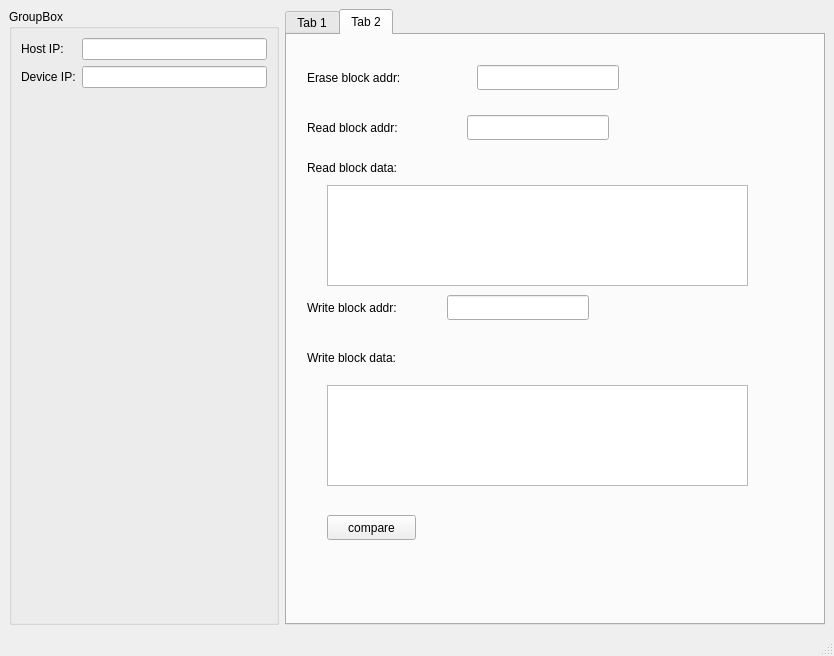
kdurant/update_app, file mainwindow.ui: the form before one commit.
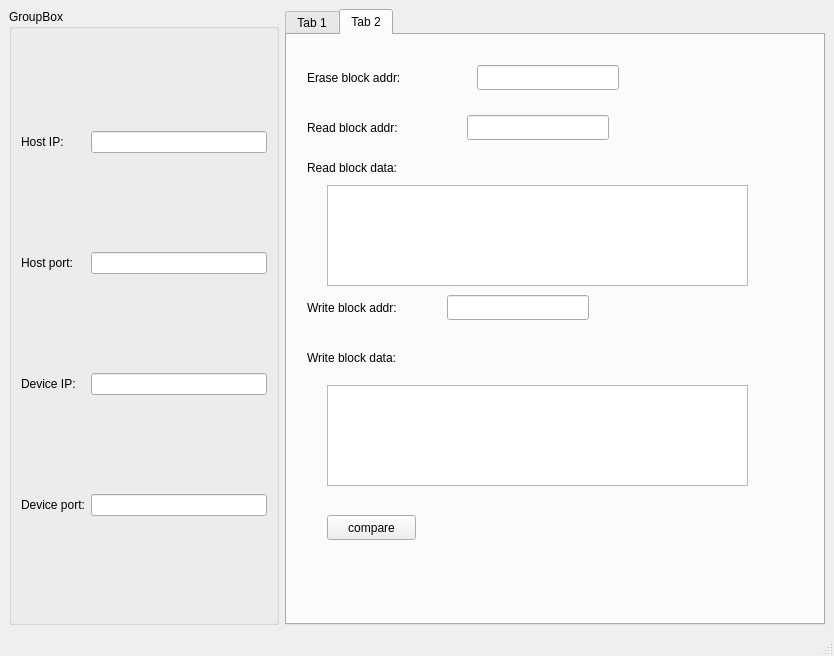
The form after the commit.

```diff
--- a/mainwindow.ui
+++ b/mainwindow.ui
@@ -21,6 +21,13 @@
        <string>GroupBox</string>
       </property>
       <layout class="QGridLayout" name="gridLayout">
+       <item row="2" column="0">
+        <widget class="QLabel" name="label_DevIP">
+         <property name="text">
+          <string>Device IP:</string>
+         </property>
+        </widget>
+       </item>
        <item row="0" column="0">
         <widget class="QLabel" name="label">
          <property name="text">
@@ -28,21 +35,15 @@
          </property>
         </widget>
        </item>
-       <item row="2" column="0">
-        <spacer name="verticalSpacer_2">
-         <property name="orientation">
-          <enum>Qt::Vertical</enum>
-         </property>
-         <property name="sizeHint" stdset="0">
-          <size>
-           <width>20</width>
-           <height>40</height>
-          </size>
-         </property>
-        </spacer>
+       <item row="2" column="1">
+        <widget class="QLineEdit" name="lineEdit_DevIP"/>
        </item>
-       <item row="1" column="1">
-        <widget class="QLineEdit" name="lineEdit_2"/>
+       <item row="1" column="0">
+        <widget class="QLabel" name="label_HostPort">
+         <property name="text">
+          <string>Host port:</string>
+         </property>
+        </widget>
        </item>
        <item row="0" column="1">
         <widget class="QLineEdit" name="lineEdit">
@@ -54,13 +55,19 @@
          </property>
         </widget>
        </item>
-       <item row="1" column="0">
-        <widget class="QLabel" name="label_2">
+       <item row="3" column="0">
+        <widget class="QLabel" name="label_DevPort">
          <property name="text">
-          <string>Device IP:</string>
+          <string>Device port:</string>
          </property>
         </widget>
        </item>
+       <item row="1" column="1">
+        <widget class="QLineEdit" name="lineEdit_HostPort"/>
+       </item>
+       <item row="3" column="1">
+        <widget class="QLineEdit" name="lineEdit_DevPort"/>
+       </item>
       </layout>
      </widget>
     </item>
```
Left out of the diff: 6 changed lines with no effect on the pictures.
